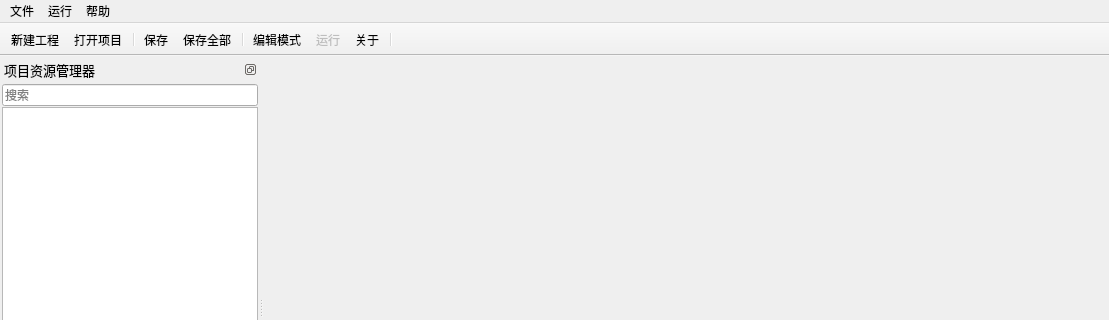
First picture: the form in BitmapStudio/mainwindow.ui, repository luckyPtr/BitmapStudio, before the edit; both pictures show x 0 to 1109 and y 0 to 320 of the 1109 by 579 pixel window.
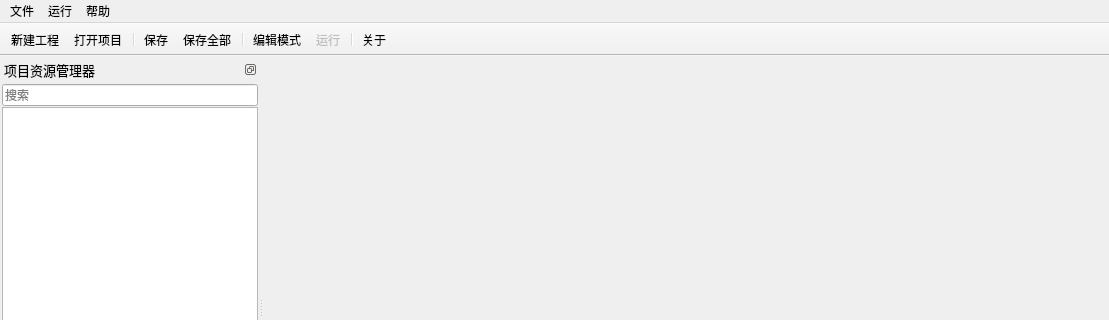
Second picture: the form after the edit. Icons and pictures are not drawn. Custom widgets are drawn as their Qt base class.

```diff
--- a/BitmapStudio/mainwindow.ui
+++ b/BitmapStudio/mainwindow.ui
@@ -357,8 +357,8 @@
    <addaction name="separator"/>
    <addaction name="actEditMode"/>
    <addaction name="actRun"/>
+   <addaction name="separator"/>
    <addaction name="actAbout"/>
-   <addaction name="separator"/>
   </widget>
   <action name="actOpenProject">
    <property name="icon">
```
Left out of the diff: 4 changed lines with no effect on the pictures.
